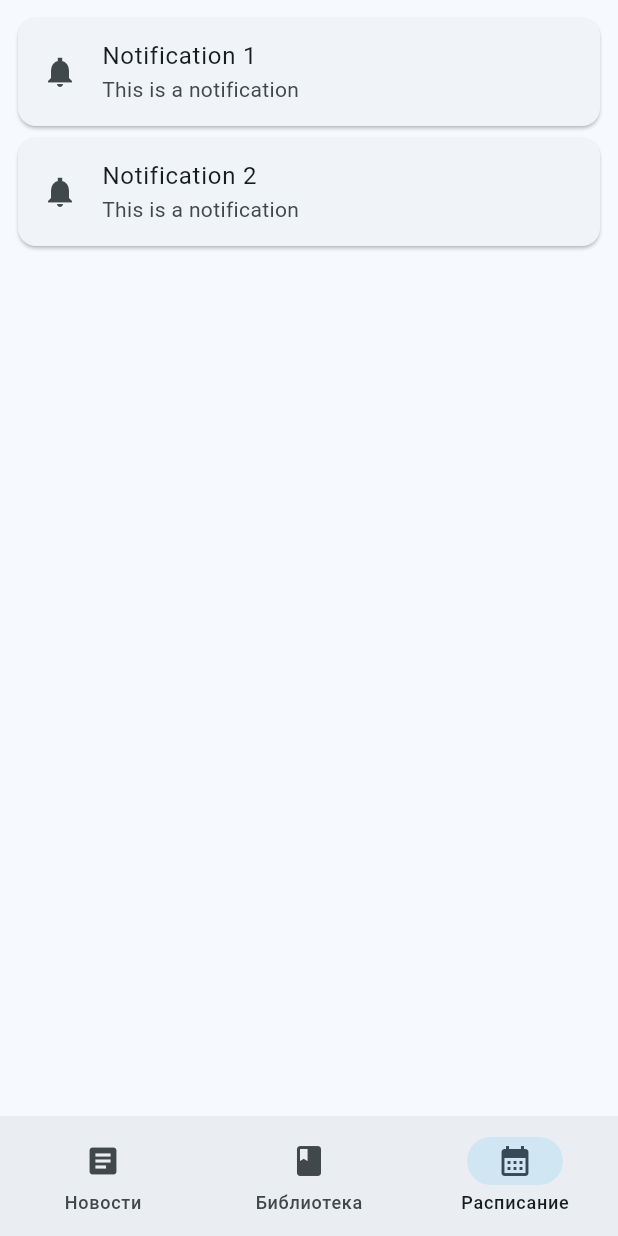
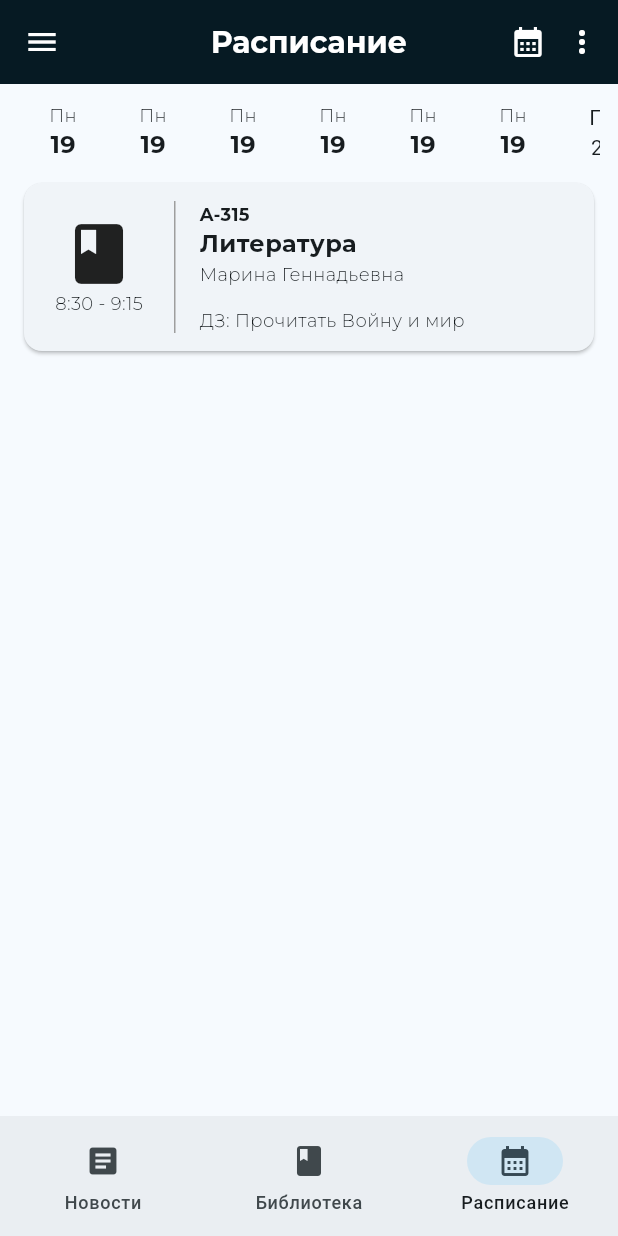
Before and after one commit to gabralava/school_manager, a Flutter app: the screen it shows after launch, item 3 of the bottom bar chosen, on a phone screen of 412 x 824 dp. Run offline on Flutter 3.47's test engine with Material 3 defaults, Android fonts, the phone set to English and light mode, and no system bars; project files that could hold a hidden picture were left out.

Commit message:
Adding shedule page

```diff
--- a/lib/main.dart
+++ b/lib/main.dart
@@ -2,6 +2,7 @@
 import 'package:flutter/material.dart';
 import 'package:school_manager/presentation/library_page.dart';
 import 'package:school_manager/presentation/main_page.dart';
+import 'package:school_manager/presentation/timetable_page.dart';
 
 void main() => runApp(const MyApp());
 
@@ -49,28 +50,7 @@ class _NavBarState extends State<NavBar> {
       body: <Widget>[
         const BasicScreen(),
         const LibraryScreen(),
-
-        const Padding(
-          padding: EdgeInsets.all(8.0),
-          child: Column(
-            children: <Widget>[
-              Card(
-                child: ListTile(
-                  leading: Icon(Icons.notifications_sharp),
-                  title: Text('Notification 1'),
-                  subtitle: Text('This is a notification'),
-                ),
-              ),
-              Card(
-                child: ListTile(
-                  leading: Icon(Icons.notifications_sharp),
-                  title: Text('Notification 2'),
-                  subtitle: Text('This is a notification'),
-                ),
-              ),
-            ],
-          ),
-        ),
+        const TimetableScreen()
 
       ][currentPageIndex],
     );
--- /dev/null
+++ b/lib/presentation/timetable_page.dart
@@ -0,0 +1,282 @@
+import 'package:flutter/material.dart';
+
+class TimetableScreen extends StatelessWidget {
+  const TimetableScreen({super.key});
+
+  @override
+  Widget build(BuildContext context) {
+    return Scaffold(
+      appBar: AppBar(
+        title: const Text(
+          'Расписание',
+          style: TextStyle(
+            fontFamily: 'Montserrat',
+            fontWeight: FontWeight.w800,
+            fontSize: 20,
+            color: Colors.white,
+          ),
+        ),
+        iconTheme: const IconThemeData(color: Colors.white),
+        centerTitle: true,
+        actions: const [
+          Padding(
+            padding: EdgeInsets.only(right: 12),
+            child: Row(children: [
+              Icon(Icons.calendar_month),
+              Padding(padding: EdgeInsets.only(right: 12)),
+              Icon(Icons.more_vert),
+            ]),
+          ),
+        ],
+        backgroundColor: const Color.fromRGBO(6, 26, 35, 1),
+      ),
+      drawer: const Drawer(
+        backgroundColor: Colors.white,
+        child: Column(
+          children: <Widget>[
+            DrawerHeader(
+                child: Column(
+              children: <Widget>[
+                Icon(
+                  Icons.account_circle,
+                  size: 48,
+                ),
+                Text(
+                    style: TextStyle(
+                      fontFamily: 'Montserrat',
+                      fontWeight: FontWeight.w800,
+                      fontSize: 20,
+                    ),
+                    'Абралава Георгий'),
+                Text('Ученик 11а класса',
+                    style: TextStyle(
+                      fontFamily: 'Montserrat',
+                      fontWeight: FontWeight.w400,
+                      fontSize: 14,
+                    )),
+                Padding(padding: EdgeInsets.only(top: 19)),
+                Text(
+                  'Средняя успеваемость: 4.5',
+                  style: TextStyle(
+                      fontFamily: 'Montserrat',
+                      fontWeight: FontWeight.w400,
+                      fontSize: 12),
+                ),
+              ],
+            )),
+            Padding(
+              padding:
+                  EdgeInsets.only(top: 12, left: 24, right: 24, bottom: 12),
+              child: Column(
+                children: [
+                  Row(
+                    children: [
+                      Icon(Icons.account_circle),
+                      Padding(padding: EdgeInsets.only(right: 12)),
+                      Text(
+                        'Личный кабинет',
+                        style: TextStyle(
+                            fontFamily: 'Montserrat',
+                            fontSize: 14,
+                            fontWeight: FontWeight.w800),
+                      )
+                    ],
+                  ),
+                  Padding(padding: EdgeInsets.only(bottom: 12)),
+                  Row(
+                    children: [
+                      Icon(Icons.group),
+                      Padding(padding: EdgeInsets.only(right: 12)),
+                      Text(
+                        'Группа',
+                        style: TextStyle(
+                            fontFamily: 'Montserrat',
+                            fontSize: 14,
+                            fontWeight: FontWeight.w800),
+                      )
+                    ],
+                  ),
+                  Padding(padding: EdgeInsets.only(bottom: 12)),
+                  Row(
+                    children: [
+                      Icon(Icons.work),
+                      Padding(padding: EdgeInsets.only(right: 12)),
+                      Text(
+                        'Сотрудники',
+                        style: TextStyle(
+                            fontFamily: 'Montserrat',
+                            fontSize: 14,
+                            fontWeight: FontWeight.w800),
+                      )
+                    ],
+                  )
+                ],
+              ),
+            )
+          ],
+        ),
+      ),
+      body: Padding(
+        padding: EdgeInsets.all(12),
+        child: Column(
+          children: [
+            SizedBox(
+              height: 50,
+              child: ListView(
+                scrollDirection: Axis.horizontal,
+                children: const [
+                  // TODO: Сделать автоматическое создание строк
+                  // TODO: Добавить возможность нажатия на дату с последующим выводом расписания
+                  Row(
+                    children: [
+                      DayWidget(),
+                      DayWidget(),
+                      DayWidget(),
+                      DayWidget(),
+                      DayWidget(),
+                      DayWidget(),
+                    ],
+                  ),
+                  Row(
+                    children: [
+                      SizedBox(
+                        height: 80,
+                        width: 60,
+                        child: Column(children: [Text('Пн'), Text('26')]),
+                      ),
+                      SizedBox(
+                        height: 80,
+                        width: 60,
+                        child: Column(children: [Text('Вт'), Text('27')]),
+                      ),
+                      SizedBox(
+                        height: 80,
+                        width: 60,
+                        child: Column(children: [Text('Ср'), Text('28')]),
+                      ),
+                      SizedBox(
+                        height: 80,
+                        width: 60,
+                        child: Column(children: [Text('Чт'), Text('29')]),
+                      ),
+                      SizedBox(
+                        height: 80,
+                        width: 60,
+                        child: Column(children: [Text('Пт'), Text('1')]),
+                      ),
+                      SizedBox(
+                        height: 80,
+                        width: 60,
+                        child: Column(children: [Text('Сб'), Text('2')]),
+                      ),
+                    ],
+                  )
+                ],
+              ),
+            ),
+            // TODO: Сделать отдельным виджетом
+            SizedBox(
+              height: 120,
+              child: Card(
+                child: Padding(
+                  padding: EdgeInsets.only(top: 12, bottom: 12),
+                  child: Row(
+                    children: [
+                      SizedBox(
+                        width: 100,
+                        child: Column(
+                          mainAxisAlignment: MainAxisAlignment.center,
+                          children: [
+                            Icon(
+                              Icons.book,
+                              size: 48,
+                            ),
+                            Text(
+                              '8:30 - 9:15',
+                              style: TextStyle(
+                                  fontFamily: 'Montserrat',
+                                  fontWeight: FontWeight.w400,
+                                  fontSize: 12),
+                            ),
+                          ],
+                        ),
+                      ),
+                      Container(
+                        height: 96,
+                        width: 1,
+                        color: Colors.grey,
+                      ),
+                      Padding(padding: EdgeInsets.only(right: 16)),
+                      Column(
+                        crossAxisAlignment: CrossAxisAlignment.start,
+                        children: [
+                          Text(
+                            'A-315',
+                            style: TextStyle(
+                                fontFamily: 'Montserrat',
+                                fontWeight: FontWeight.w700,
+                                fontSize: 12),
+                          ),
+                          Text(
+                            'Литература',
+                            style: TextStyle(
+                                fontFamily: 'Montserrat',
+                                fontWeight: FontWeight.w800,
+                                fontSize: 16),
+                          ),
+                          Text(
+                            'Марина Геннадьевна',
+                            style: TextStyle(
+                                fontFamily: 'Montserrat',
+                                fontWeight: FontWeight.w400,
+                                fontSize: 12),
+                          ),
+                          Spacer(),
+                          Text(
+                            'ДЗ: Прочитать Войну и мир',
+                            style: TextStyle(
+                                fontFamily: 'Montserrat',
+                                fontWeight: FontWeight.w400,
+                                fontSize: 12),
+                          )
+                        ],
+                      )
+                    ],
+                  ),
+                ),
+              ),
+            )
+          ],
+        ),
+      ),
+    );
+  }
+}
+
+class DayWidget extends StatelessWidget {
+  const DayWidget({super.key});
+
+  @override
+  Widget build(BuildContext context) {
+    return const SizedBox(
+      height: 80,
+      width: 60,
+      child: Column(children: [
+        Text(
+          'Пн',
+          style: TextStyle(
+              fontFamily: 'Montserrat',
+              fontWeight: FontWeight.w400,
+              fontSize: 12),
+        ),
+        Text(
+          '19',
+          style: TextStyle(
+              fontFamily: 'Montserrat',
+              fontWeight: FontWeight.w700,
+              fontSize: 16),
+        )
+      ]),
+    );
+  }
+}
```
